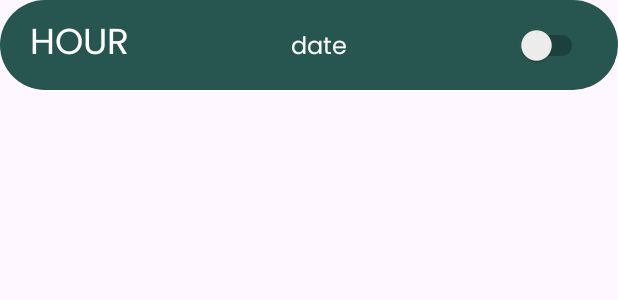
After one commit to Rubendsp30/Project_CM, an Android app: the layout home_meal_schedule_item.xml on its own in the app's theme, with its tools: preview values and no code run, on a phone screen of 412 x 824 dp. The commit adds this screen. Shown: the top 300 px of the screen. Run offline under Robolectric (Android 15) with nearby library versions, the phone set to English and light mode, and no system bars.

Commit message:
Meal Schedule RecyclerView

```diff
--- /dev/null
+++ b/Project_CM/app/src/main/res/drawable/rounded_corner_meal_schedule.xml
@@ -0,0 +1,7 @@
+<?xml version="1.0" encoding="utf-8"?>
+
+<shape xmlns:android="http://schemas.android.com/apk/res/android">
+<solid android:color="@color/green_400" />
+<corners android:radius="30dp" />
+<stroke android:width="0dp" />
+</shape>
--- /dev/null
+++ b/Project_CM/app/src/main/res/layout/home_meal_schedule_item.xml
@@ -0,0 +1,36 @@
+<?xml version="1.0" encoding="utf-8"?>
+<LinearLayout
+    xmlns:android="http://schemas.android.com/apk/res/android"
+    xmlns:app="http://schemas.android.com/apk/res-auto"
+    android:layout_width="match_parent"
+    android:layout_height="wrap_content"
+    android:background="@drawable/rounded_corner_meal_schedule"
+    android:layout_marginBottom="10dp"
+    android:paddingVertical="10dp"
+    android:paddingHorizontal="20dp"
+    >
+
+    <TextView
+        android:id="@+id/homeMealScheduleHour"
+        android:layout_width="wrap_content"
+        android:layout_height="wrap_content"
+        android:text="HOUR"
+        android:fontFamily="@font/poppins_medium"
+        android:textColor="@color/white"
+        android:textSize="24sp"/>
+    <TextView
+        android:id="@+id/homeMealScheduleDate"
+        android:layout_weight="1"
+        android:layout_width="wrap_content"
+        android:layout_height="wrap_content"
+        android:gravity="center"
+        android:text="date "
+        android:textColor="@color/white"
+        android:textSize="16sp"/>
+
+    <Switch
+        android:id="@+id/switch1"
+        android:layout_width="wrap_content"
+        android:layout_height="wrap_content"
+        />
+</LinearLayout>
```
Also changed, not shown: Project_CM/app/src/main/java/com/example/project_cm/Adapters/HomeAdapter.java (+29 -0 lines), Project_CM/app/src/main/java/com/example/project_cm/Adapters/MealScheduleAdapter.java (added, +76 -0 lines), Project_CM/app/src/main/java/com/example/project_cm/MealSchedule.java (+16 -4 lines).
